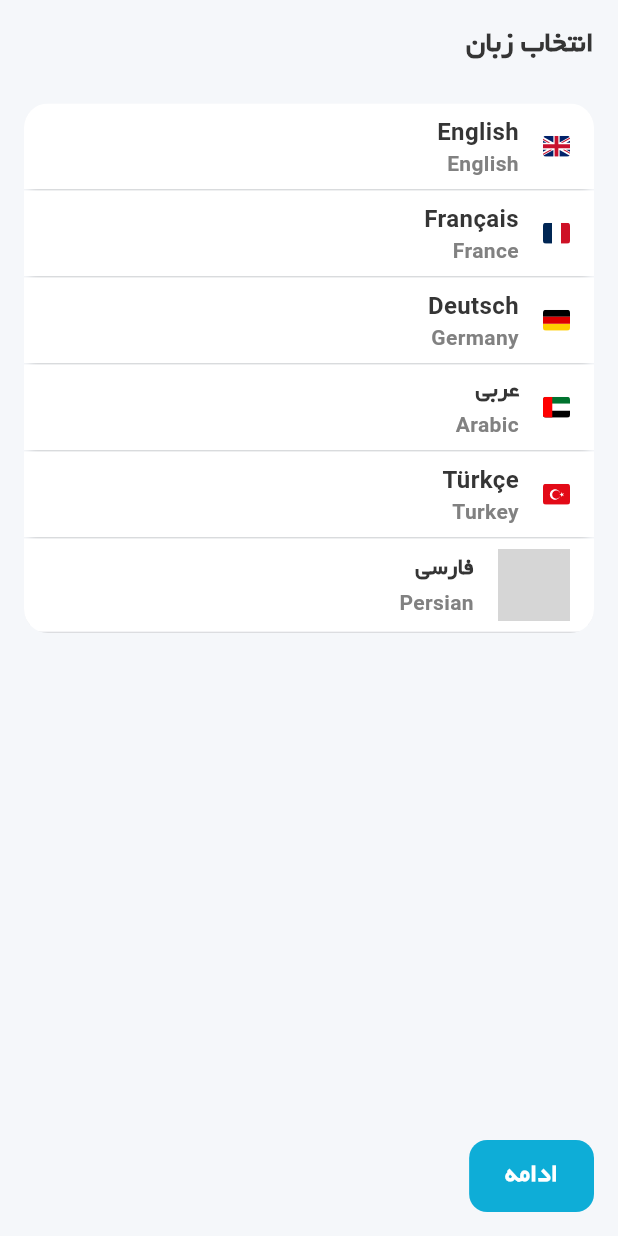
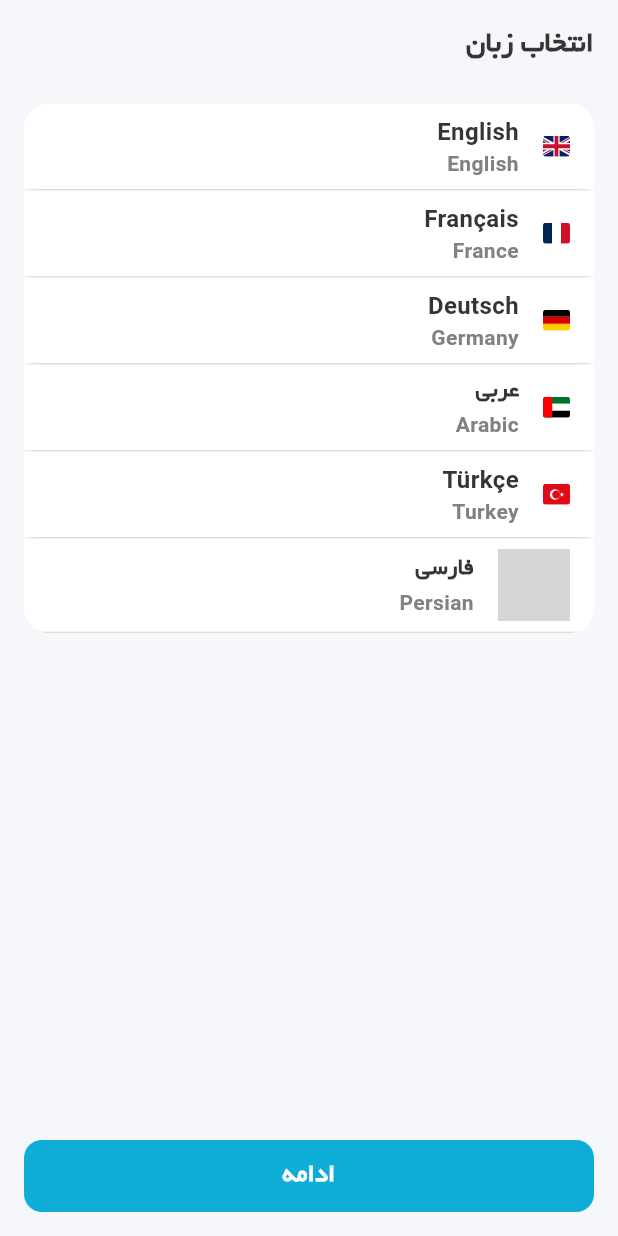
Before and after one commit to SepehrFakoori/novaday_test, a Flutter app: the screen it shows after launch, after a tap on "ادامه", on a phone screen of 412 x 824 dp. Run offline on Flutter 3.47's test engine with Material 3 defaults, Android fonts, the phone set to English and light mode, and no system bars; our stand-ins replace flutter_bloc, flutter_svg, hive_flutter; accounts and stored records are empty; grey boxes are pictures that could not be loaded.

Commit message:
fix(cubit): fix button cubit (loading/deActive/active)

```diff
--- /dev/null
+++ b/lib/core/cubits/filled_button_widget_cubit.dart
@@ -0,0 +1,15 @@
+import 'package:flutter_bloc/flutter_bloc.dart';
+import 'package:novaday_test/core/enums/button_state_enum.dart';
+
+class ButtonCubit extends Cubit<ButtonStateEnum> {
+  ButtonCubit() : super(ButtonStateEnum.deActive);
+
+  // Active
+  void buttonActive() => emit(ButtonStateEnum.active);
+
+  // Loading
+  void buttonLoading() => emit(ButtonStateEnum.loading);
+
+  // DeActive
+  void buttonDeActive() => emit(ButtonStateEnum.deActive);
+}
--- /dev/null
+++ b/lib/core/enums/button_state_enum.dart
@@ -0,0 +1 @@
+enum ButtonStateEnum { active, deActive, loading }
--- a/lib/core/enums/language_enum.dart
+++ b/lib/core/enums/language_enum.dart
@@ -1,8 +1 @@
-enum Language {
-  en,
-  fr,
-  de,
-  ae,
-  tr,
-  fa,
-}
+enum Language { en, fr, de, ae, tr, fa }
--- a/lib/core/widgets/filled_button_widget.dart
+++ b/lib/core/widgets/filled_button_widget.dart
@@ -1,28 +1,56 @@
 import 'package:flutter/material.dart';
+import 'package:flutter_bloc/flutter_bloc.dart';
+import 'package:novaday_test/core/constants/app_sizes.dart';
+import 'package:novaday_test/core/cubits/filled_button_widget_cubit.dart';
+import 'package:novaday_test/core/enums/button_state_enum.dart';
 import 'package:novaday_test/core/theme/app_colors.dart';
 import 'package:novaday_test/core/theme/app_text_styles.dart';
 
 class FilledButtonWidget extends StatelessWidget {
-  const FilledButtonWidget({super.key});
+  const FilledButtonWidget({
+    super.key,
+    required this.buttonText,
+    required this.onPressed
+  });
+
+  final String buttonText;
+  final void Function() onPressed;
 
   @override
   Widget build(BuildContext context) {
+    return BlocBuilder<ButtonCubit, ButtonStateEnum>(
+      builder: (context, state) {
         return FilledButton(
-      onPressed: () {},
+          onPressed: onPressed,
           style: FilledButton.styleFrom(
-        backgroundColor: AppColors.lightPrimaryColor,
-        fixedSize: const Size(double.infinity, 48),
+            backgroundColor: (state == ButtonStateEnum.deActive)
+                ? AppColors.lightDeActiveButtonColor
+                : AppColors.lightPrimaryColor,
+            fixedSize: Size(AppSizes.phoneWidth, 48),
             shape: RoundedRectangleBorder(
               borderRadius: BorderRadius.circular(12),
             ),
           ),
-      child: Text(
-        'ادامه',
+          child: (state == ButtonStateEnum.loading)
+              ? const SizedBox(
+            width: 24,
+            height: 24,
+            child: CircularProgressIndicator(
+              strokeWidth: 2.5,
+            ),
+          )
+              : Text(
+            buttonText,
             style: AppTextStyles.textTheme.bodyLarge!.copyWith(
               fontWeight: FontWeight.bold,
               fontSize: 18,
+              color: (state == ButtonStateEnum.deActive)
+                  ? AppColors.lightSubtitleColor
+                  : AppColors.lightWhiteTextColor,
             ),
           ),
         );
+      },
+    );
   }
 }
--- a/lib/features/splash/presentations/language_selection_screen.dart
+++ b/lib/features/splash/presentations/set_language_screen.dart
@@ -1,6 +1,8 @@
 import 'package:flutter/material.dart';
+import 'package:flutter_bloc/flutter_bloc.dart';
 import 'package:flutter_svg/flutter_svg.dart';
 import 'package:novaday_test/core/constants/app_sizes.dart';
+import 'package:novaday_test/core/cubits/filled_button_widget_cubit.dart';
 import 'package:novaday_test/core/models/language_model.dart';
 import 'package:novaday_test/core/theme/app_colors.dart';
 import 'package:novaday_test/core/theme/app_icons.dart';
@@ -8,8 +10,8 @@ import 'package:novaday_test/core/theme/app_text_styles.dart';
 import 'package:novaday_test/core/utils/language_manager.dart';
 import 'package:novaday_test/core/widgets/filled_button_widget.dart';
 
-class LanguageSelectionScreen extends StatelessWidget {
-  const LanguageSelectionScreen({super.key});
+class SetLanguageScreen extends StatelessWidget {
+  const SetLanguageScreen({super.key});
 
   @override
   Widget build(BuildContext context) {
@@ -46,7 +48,12 @@ class LanguageSelectionScreen extends StatelessWidget {
                   ),
                 ),
                 const Spacer(),
-                const FilledButtonWidget(),
+                FilledButtonWidget(
+                  buttonText: 'ادامه',
+                  onPressed: () {
+                    context.read<ButtonCubit>().buttonActive();
+                  },
+                ),
               ],
             ),
           ),
@@ -70,6 +77,7 @@ class LanguageContainer extends StatelessWidget {
     return GestureDetector(
       onTap: () {
         LanguageManager.selectLanguage(languageModel.shortName);
+        context.read<ButtonCubit>().buttonActive();
       },
       child: Container(
         decoration: BoxDecoration(
--- a/lib/main.dart
+++ b/lib/main.dart
@@ -1,9 +1,15 @@
 import 'package:flutter/material.dart';
+import 'package:flutter_bloc/flutter_bloc.dart';
 import 'package:novaday_test/core/constants/app_sizes.dart';
+import 'package:novaday_test/core/cubits/filled_button_widget_cubit.dart';
 import 'package:novaday_test/core/theme/app_themes.dart';
-import 'package:novaday_test/features/splash/presentations/language_selection_screen.dart';
+import 'package:novaday_test/features/splash/presentations/set_language_screen.dart';
+import 'package:hive_flutter/hive_flutter.dart';
 
-void main() {
+void main() async {
+  WidgetsFlutterBinding.ensureInitialized();
+  await Hive.initFlutter();
+  await Hive.openBox('app_settings');
   runApp(const MyApp());
 }
 
@@ -18,10 +24,16 @@
       debugShowCheckedModeBanner: false,
       title: 'Flutter Demo',
       theme: AppThemes.lightThemeData,
-      home: const Directionality(
-        textDirection: TextDirection.rtl,
-        child: LanguageSelectionScreen(),
-      ),
+      home: Directionality(
+          textDirection: TextDirection.rtl,
+          child: MultiBlocProvider(
+            providers: [
+              BlocProvider<ButtonCubit>(
+                create: (BuildContext context) => ButtonCubit(),
+              ),
+            ],
+            child: const SetLanguageScreen(),
+          )),
     );
   }
 }
```
Lines whose indentation alone changed are shown as unchanged.
